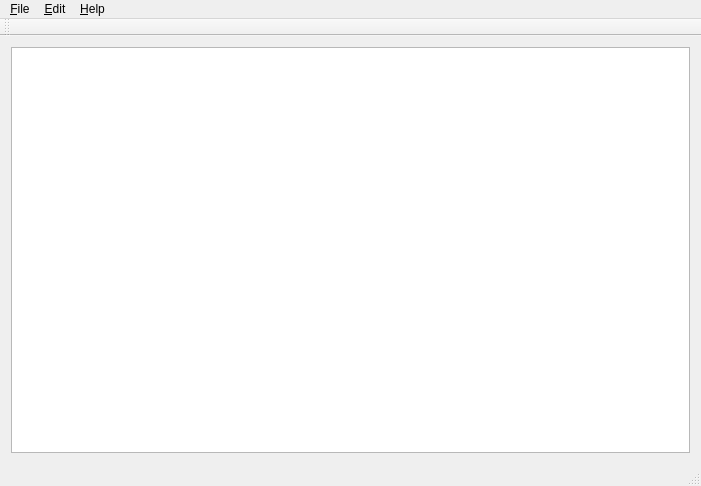
Old version of the form src/mainwindow.ui in the repository ambiesoft/SceneExplorer.
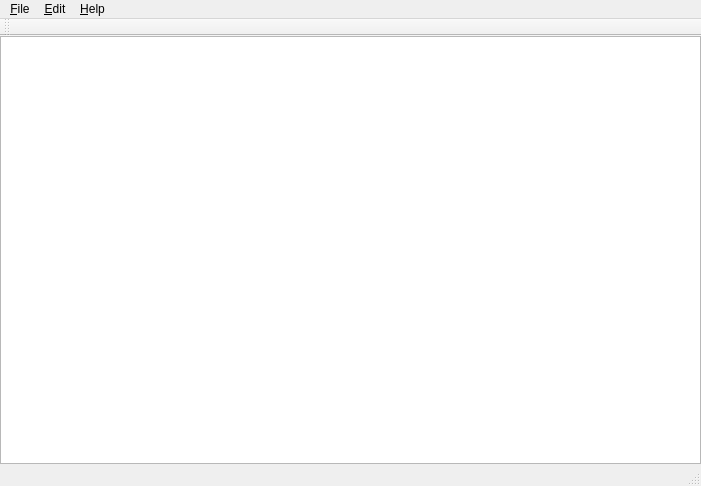
New version of the form.

Patch:
```diff
--- a/src/mainwindow.ui
+++ b/src/mainwindow.ui
@@ -21,10 +21,28 @@
   </property>
   <widget class="QWidget" name="centralWidget">
    <layout class="QVBoxLayout" name="verticalLayout">
+    <property name="spacing">
+     <number>0</number>
+    </property>
+    <property name="leftMargin">
+     <number>0</number>
+    </property>
+    <property name="topMargin">
+     <number>0</number>
+    </property>
+    <property name="rightMargin">
+     <number>0</number>
+    </property>
+    <property name="bottomMargin">
+     <number>0</number>
+    </property>
     <item>
      <widget class="QTableView" name="tableView">
       <property name="showGrid">
-       <bool>false</bool>
+       <bool>true</bool>
+      </property>
+      <property name="gridStyle">
+       <enum>Qt::DotLine</enum>
       </property>
       <attribute name="horizontalHeaderVisible">
        <bool>false</bool>
```
